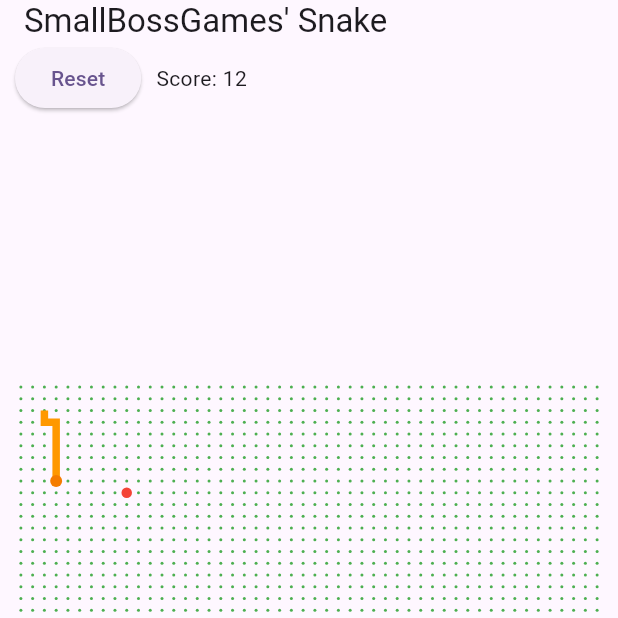
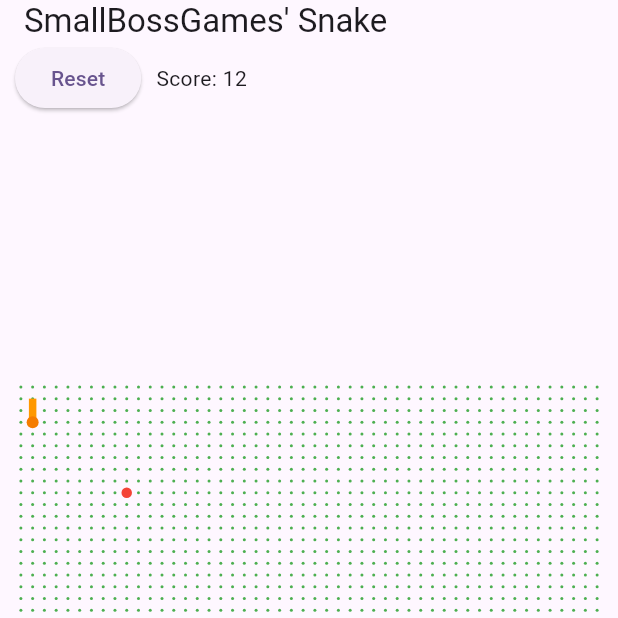
Before and after one commit to SmallBossGames/smallbossgames_flutter_snake, a Flutter app: the screen it shows after launch, on a phone screen of 412 x 824 dp, the top half of it. Run offline on Flutter 3.47's test engine with Material 3 defaults, Android fonts, the phone set to English and light mode, and no system bars.

Commit message:
Refactor layout

```diff
--- a/lib/game_layout.dart
+++ b/lib/game_layout.dart
@@ -1,13 +1,15 @@
 import 'package:flutter/material.dart';
-import 'package:flutter_snake/game_field.dart';
-import 'package:flutter_snake/game_top_bar.dart';
 
 class GameLayout extends StatelessWidget {
-  const GameLayout({super.key, required this.title});
+  const GameLayout(
+      {super.key,
+      required this.title,
+      required this.topBar,
+      required this.gameField});
 
   final String title;
-
-  static void action() {}
+  final Widget topBar;
+  final Widget gameField;
 
   @override
   Widget build(BuildContext context) {
@@ -16,40 +18,18 @@ class GameLayout extends StatelessWidget {
         // Here we take the value from the MyHomePage object that was created by
         // the App.build method, and use it to set our appbar title.
         title: Text(title),
-        bottom: const PreferredSize(
-          preferredSize: Size.fromHeight(20),
+        bottom: PreferredSize(
+          preferredSize: const Size.fromHeight(20),
           child: Padding(
-              padding: EdgeInsetsDirectional.symmetric(horizontal: 10),
-              child: GameTopBar(score: 12, whenReset: action)),
+              padding: const EdgeInsetsDirectional.symmetric(horizontal: 10),
+              child: topBar),
         ),
       ),
-      body: const Padding(
-        padding: EdgeInsets.all(10),
-        child:
-            Column(crossAxisAlignment: CrossAxisAlignment.stretch, children: [
-          Expanded(
-              child: GameField(pointsBySize: 50, rawApplePoint: [
-            9,
-            9
-          ], rawLinePoints: [
-            2,
-            2,
-            2,
-            3,
-            3,
-            3,
-            3,
-            4,
-            3,
-            5,
-            3,
-            6,
-            3,
-            7,
-            3,
-            8
-          ]))
-        ]),
+      body: Padding(
+        padding: const EdgeInsets.all(10),
+        child: Column(
+            crossAxisAlignment: CrossAxisAlignment.stretch,
+            children: [Expanded(child: gameField)]),
       ),
     );
   }
--- /dev/null
+++ b/lib/game_page.dart
@@ -0,0 +1,23 @@
+import 'package:flutter/material.dart';
+import 'package:flutter_snake/game_field.dart';
+import 'package:flutter_snake/game_layout.dart';
+import 'package:flutter_snake/game_top_bar.dart';
+
+class GamePage extends StatefulWidget {
+  const GamePage({super.key});
+
+  @override
+  State<StatefulWidget> createState() => _GamePageState();
+}
+
+class _GamePageState extends State<GamePage> {
+  void action() {}
+
+  @override
+  Widget build(BuildContext context) {
+    return GameLayout(
+      title: "SmallBossGames' Snake",
+      topBar: GameTopBar(score: 12, whenReset: action),
+      gameField: const GameField(pointsBySize: 50, rawApplePoint: [9,9], rawLinePoints: [1,1,1,2,1,3]));
+  }
+}
--- a/lib/my_app.dart
+++ b/lib/my_app.dart
@@ -1,5 +1,5 @@
 import 'package:flutter/material.dart';
-import 'package:flutter_snake/game_layout.dart';
+import 'package:flutter_snake/game_page.dart';
 
 class MyApp extends StatelessWidget {
   const MyApp({super.key});
@@ -28,7 +28,7 @@ class MyApp extends StatelessWidget {
         colorScheme: ColorScheme.fromSeed(seedColor: Colors.deepPurple),
         useMaterial3: true,
       ),
-      home: const GameLayout(title: "SmallBossGames' Snake"),
+      home: const GamePage(),
     );
   }
 }
```
